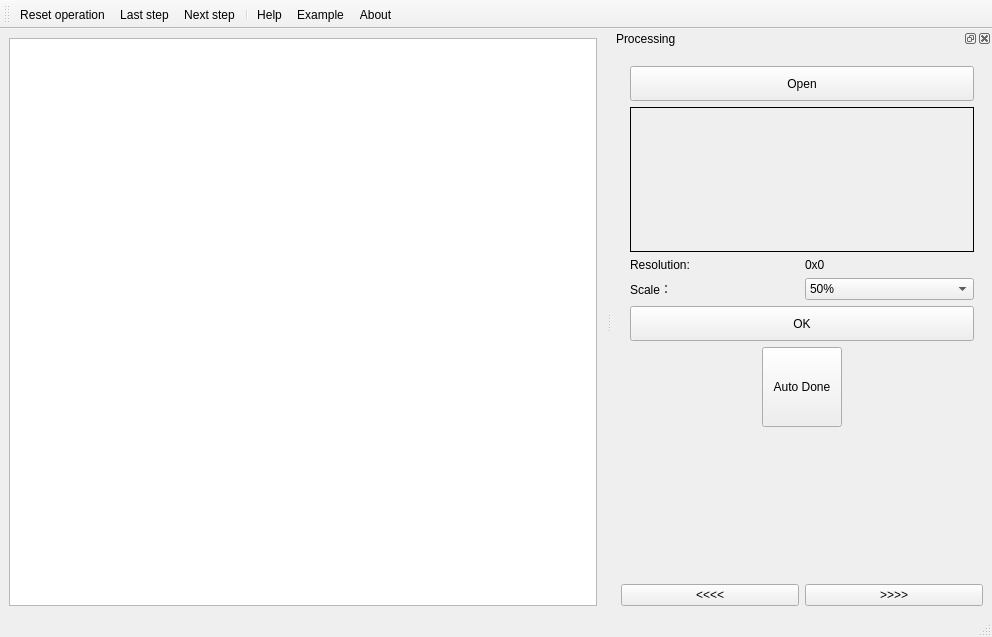
First picture: the form in ImageVectorization/MainWindow.ui, repository lzh280/ImageAlgo, before the edit.
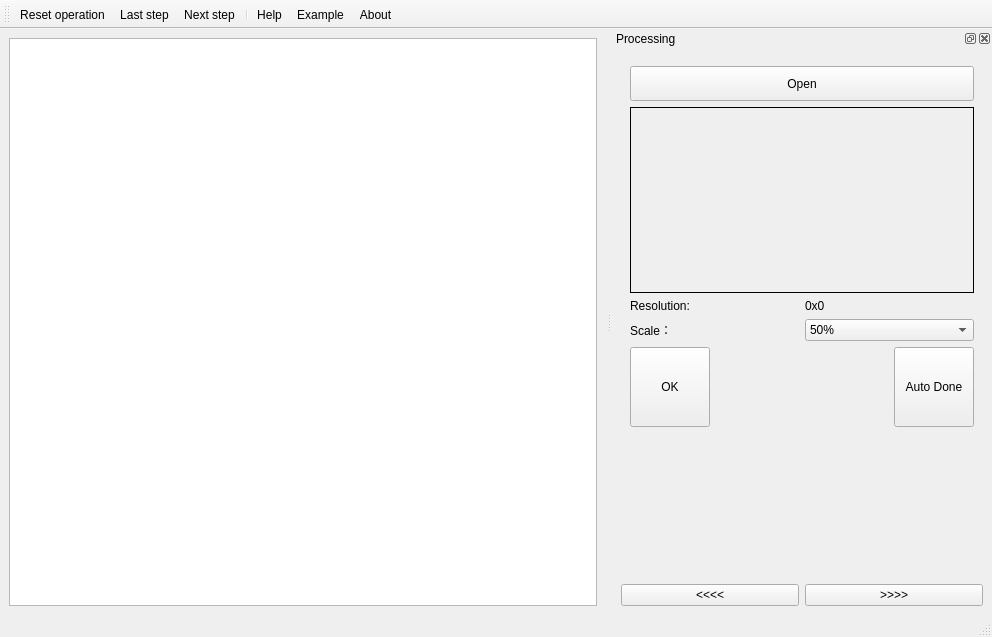
Second picture: the form after the edit. Icons and pictures are not drawn. Custom widgets are drawn as their Qt base class.

Patch:
```diff
--- a/ImageVectorization/MainWindow.ui
+++ b/ImageVectorization/MainWindow.ui
@@ -181,21 +181,59 @@
            </item>
           </layout>
          </item>
-         <item row="4" column="0">
-          <widget class="QPushButton" name="pushButton_sureImgSelect">
+         <item row="5" column="0">
+          <layout class="QHBoxLayout" name="horizontalLayout_9">
+           <item>
+            <widget class="QToolButton" name="toolButton_sureImgSelect">
+             <property name="sizePolicy">
+              <sizepolicy hsizetype="Fixed" vsizetype="Fixed">
+               <horstretch>0</horstretch>
+               <verstretch>0</verstretch>
+              </sizepolicy>
+             </property>
            <property name="minimumSize">
             <size>
-             <width>0</width>
-             <height>35</height>
+               <width>80</width>
+               <height>80</height>
+              </size>
+             </property>
+             <property name="maximumSize">
+              <size>
+               <width>80</width>
+               <height>80</height>
             </size>
            </property>
            <property name="text">
             <string>OK</string>
            </property>
-          </widget>
-         </item>
-         <item row="5" column="0">
-          <layout class="QHBoxLayout" name="horizontalLayout_9">
+             <property name="icon">
+              <iconset resource="ImageVectorization.qrc">
+               <normaloff>:/icons/file/sureSelect.png</normaloff>:/icons/file/sureSelect.png</iconset>
+             </property>
+             <property name="iconSize">
+              <size>
+               <width>50</width>
+               <height>50</height>
+              </size>
+             </property>
+             <property name="toolButtonStyle">
+              <enum>Qt::ToolButtonTextUnderIcon</enum>
+             </property>
+            </widget>
+           </item>
+           <item>
+            <spacer name="horizontalSpacer">
+             <property name="orientation">
+              <enum>Qt::Horizontal</enum>
+             </property>
+             <property name="sizeHint" stdset="0">
+              <size>
+               <width>40</width>
+               <height>20</height>
+              </size>
+             </property>
+            </spacer>
+           </item>
            <item>
             <widget class="QToolButton" name="toolButton_autoDone">
              <property name="sizePolicy">
```
Lines whose indentation alone changed are shown as unchanged.
